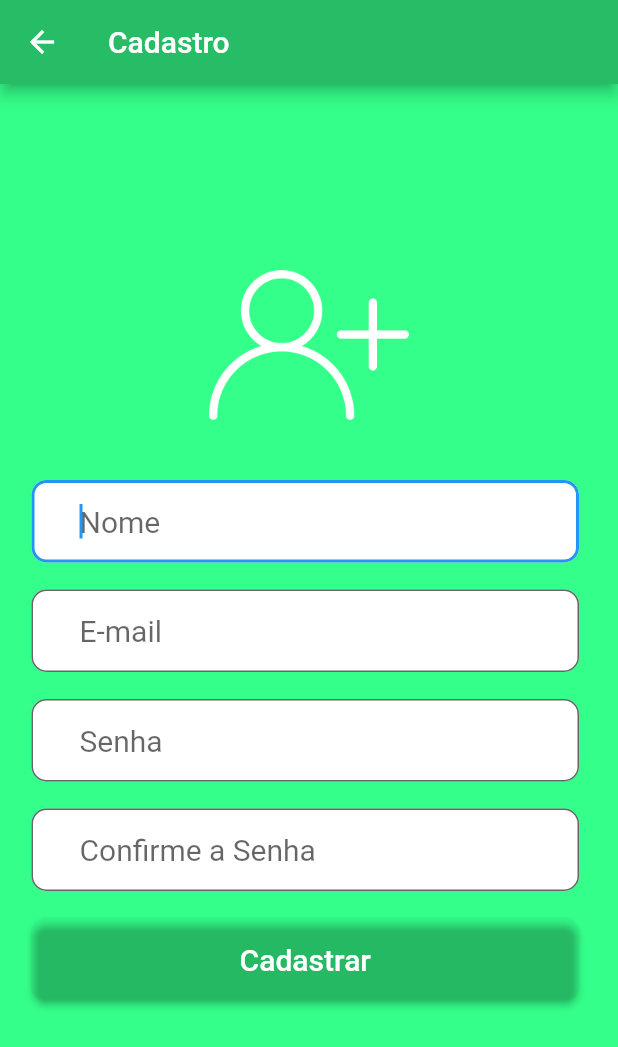
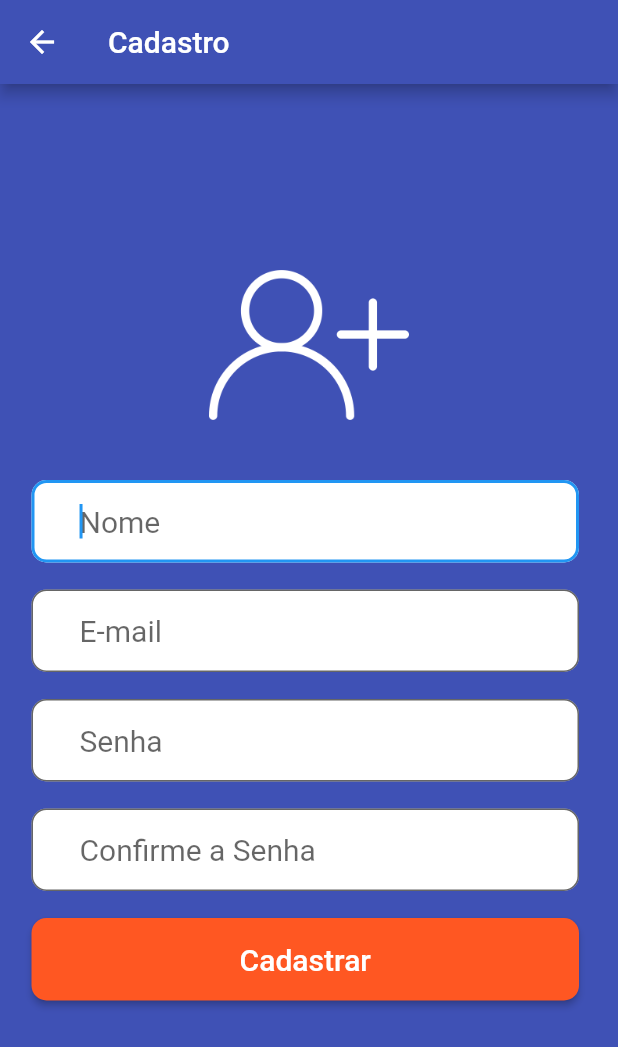
Before and after one commit to Marcos-Vinicius-Sousa/TCC-XChange, a Flutter app: the Cadastro screen opened directly, on a phone screen of 412 x 824 dp. Shown: the top 1047 px of the screen. Run offline on Flutter 3.47's test engine with Material 2 defaults, Android fonts, the phone set to English and light mode, and no system bars; our stand-ins replace brasil_fields, carousel_pro, cloud_firestore, firebase_auth, firebase_core, firebase_storage and 1 more; missing offline and left inert: validadores; accounts and stored records are empty.

Commit message:
retornando cores de fundo originais

```diff
--- a/x_change/lib/Cadastro.dart
+++ b/x_change/lib/Cadastro.dart
@@ -93,10 +93,10 @@ class _CadastroState extends State<Cadastro> {
     return Scaffold(
       appBar: AppBar(
           title: Text("Cadastro"),
-          backgroundColor: Color(0xFF27bd67)
+          backgroundColor: Colors.indigo
       ),
       body: Container(
-        decoration: BoxDecoration(color:Color(0xFF34ff8a)),
+        decoration: BoxDecoration(color: Colors.indigo),
         padding: EdgeInsets.all(16),
         child: Center(
             child: SingleChildScrollView(
@@ -179,7 +179,7 @@ class _CadastroState extends State<Cadastro> {
                         "Cadastrar",
                         style: TextStyle(color: Colors.white, fontSize: 20),
                       ),
-                      color: Color(0xFF),
+                      color: Colors.deepOrange,
                       padding: EdgeInsets.fromLTRB(32, 16, 32, 16),
                       shape: RoundedRectangleBorder(
                           borderRadius: BorderRadius.circular(10)),
```
